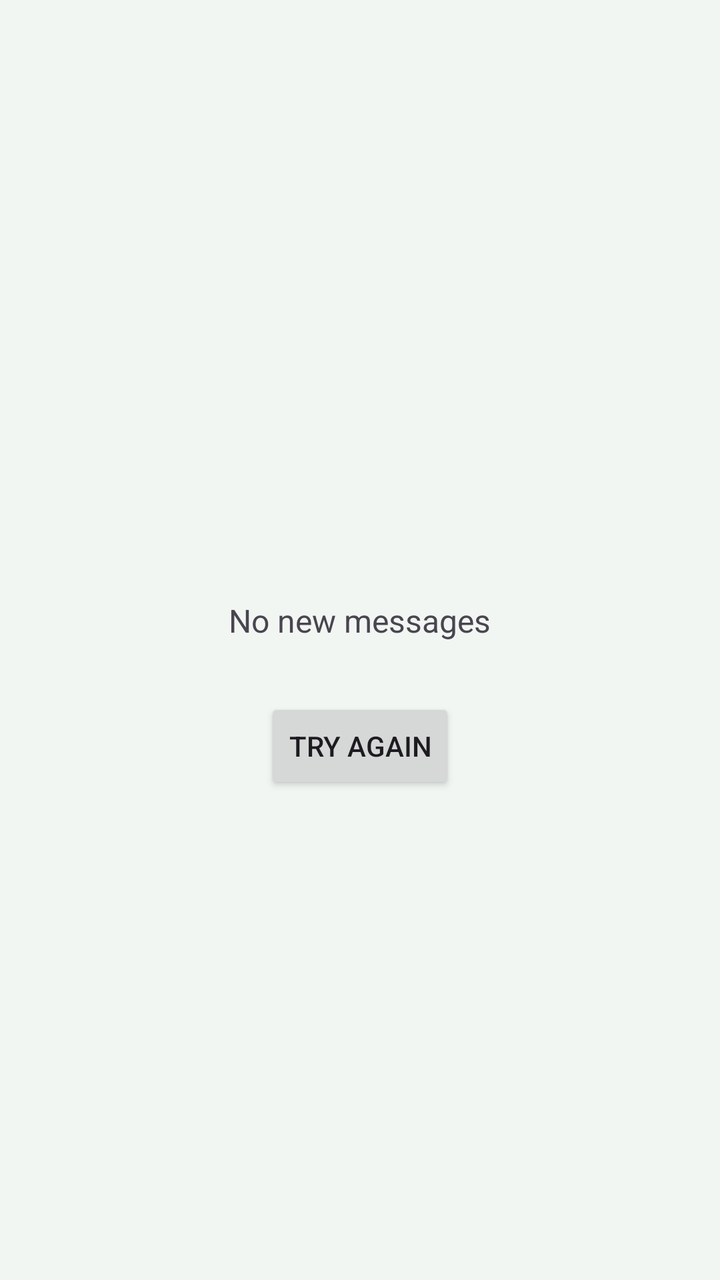
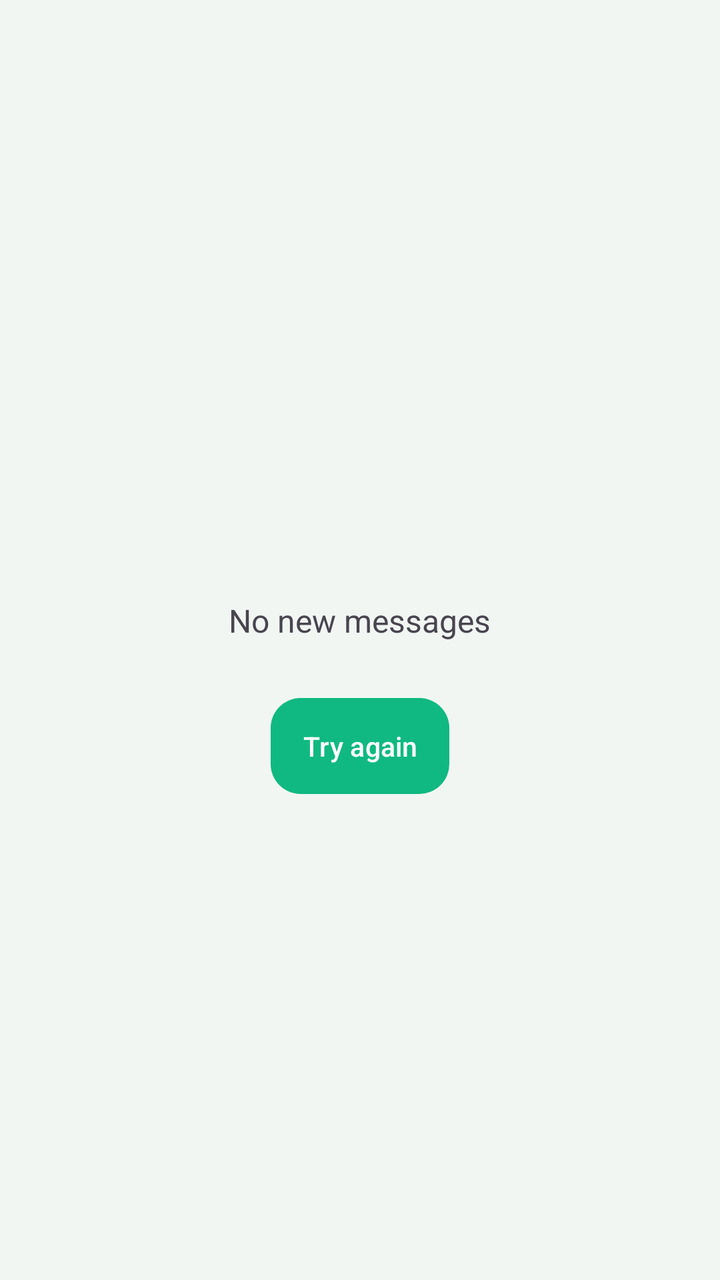

Screens rendered from an Android XML layout before and after an edit, with the pre-edit source and the edit as a unified diff.
<!-- AndroidManifest.xml: application theme Theme.PhoneLink -->
<!-- res/layout/activity_panic.xml -->
<?xml version="1.0" encoding="utf-8"?>
<LinearLayout xmlns:android="http://schemas.android.com/apk/res/android"
    android:layout_width="match_parent"
    android:layout_height="match_parent"
    android:gravity="center"
    android:orientation="vertical"
    android:padding="24dp">

    <TextView
        android:id="@+id/tvPanicClock"
        android:layout_width="wrap_content"
        android:layout_height="wrap_content"
        android:textSize="30sp"
        android:textStyle="bold" />

    <TextView
        android:layout_width="wrap_content"
        android:layout_height="wrap_content"
        android:layout_marginTop="16dp"
        android:text="@string/panic_empty"
        android:textSize="16sp" />

    <Button
        android:id="@+id/btnPanicRetry"
        android:layout_width="wrap_content"
        android:layout_height="wrap_content"
        android:layout_marginTop="28dp"
        android:text="@string/panic_retry" />
</LinearLayout>
<!-- resources referenced by this layout -->
<resources>
  <string name="panic_empty">No new messages</string>
  <string name="panic_retry">Try again</string>
  <color name="md_primary">#10B981</color>
  <color name="md_onPrimary">#FFFFFF</color>
  <color name="md_primaryContainer">#D9F6E9</color>
  <color name="md_onPrimaryContainer">#06382A</color>
  <color name="md_secondary">#52665C</color>
  <color name="md_onSecondary">#FFFFFF</color>
  <color name="md_secondaryContainer">#E6EFEA</color>
  <color name="md_onSecondaryContainer">#12241B</color>
  <color name="md_background">#F1F6F3</color>
  <color name="md_onBackground">#0C1F16</color>
  <color name="md_surface">#FFFFFF</color>
  <color name="md_onSurface">#0C1F16</color>
  <color name="md_surfaceVariant">#E1EDE6</color>
  <color name="md_onSurfaceVariant">#55705F</color>
  <color name="md_surfaceContainer">#EAF3EE</color>
  <color name="md_surfaceContainerHigh">#DCEAE2</color>
  <color name="md_outline">#B9CFC2</color>
  <style name="PL.CardView" parent="Widget.Material3.CardView.Filled">
          <item name="cardCornerRadius">22dp</item>
          <item name="cardElevation">0dp</item>
          <item name="strokeWidth">1dp</item>
          <item name="strokeColor">?attr/colorSurfaceVariant</item>
          <item name="cardBackgroundColor">?attr/colorSurface</item>
      </style>
  <style name="PL.BtnFilled" parent="Widget.Material3.Button">
          <item name="cornerRadius">14dp</item>
      </style>
  <style name="PL.BtnOutlined" parent="Widget.Material3.Button.OutlinedButton">
          <item name="cornerRadius">14dp</item>
      </style>
  <color name="md_error">#BA1A1A</color>
  <color name="md_onError">#FFFFFF</color>
  <color name="md_errorContainer">#FDECEC</color>
  <!-- unchanged entries left out for length: 1 -->
</resources>

<!-- the commit's change to res/layout/activity_panic.xml (unified diff, before → after) -->
@@ -20,10 +20,11 @@
         android:text="@string/panic_empty"
         android:textSize="16sp" />
 
-    <Button
+    <com.google.android.material.button.MaterialButton
         android:id="@+id/btnPanicRetry"
         android:layout_width="wrap_content"
         android:layout_height="wrap_content"
         android:layout_marginTop="28dp"
-        android:text="@string/panic_retry" />
+        android:text="@string/panic_retry" 
+        style="@style/PL.BtnFilled"/>
 </LinearLayout>
<!-- resource entries referenced after the edit -->
@@ -27,10 +27,26 @@
           <item name="cardBackgroundColor">?attr/colorSurface</item>
       </style>
   <style name="PL.BtnFilled" parent="Widget.Material3.Button">
-          <item name="cornerRadius">14dp</item>
+          <item name="cornerRadius">15dp</item>
+          <item name="android:minHeight">48dp</item>
+          <item name="android:insetTop">0dp</item>
+          <item name="android:insetBottom">0dp</item>
+          <item name="android:paddingStart">16dp</item>
+          <item name="android:paddingEnd">16dp</item>
+          <item name="android:textSize">13.5sp</item>
+          <item name="android:maxLines">1</item>
+          <item name="android:ellipsize">end</item>
+          <item name="iconSize">20dp</item>
+          <item name="iconPadding">7dp</item>
       </style>
   <style name="PL.BtnOutlined" parent="Widget.Material3.Button.OutlinedButton">
-          <item name="cornerRadius">14dp</item>
+          <item name="cornerRadius">15dp</item>
+          <item name="android:minHeight">48dp</item>
+          <item name="android:insetTop">0dp</item>
+          <item name="android:insetBottom">0dp</item>
+          <item name="android:textSize">13.5sp</item>
+          <item name="android:maxLines">1</item>
+          <item name="android:ellipsize">end</item>
       </style>
   <color name="md_error">#BA1A1A</color>
   <color name="md_onError">#FFFFFF</color>
